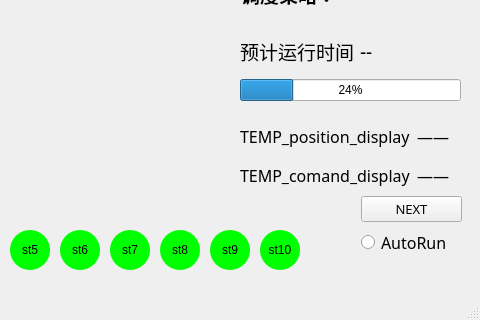
The window that GUI/view.ui (Qianmoxsn/Bhomework_py) describes before a commit, drawn with Qt 5; both pictures show x 320 to 800 and y 280 to 600 of the 800 by 600 pixel window.
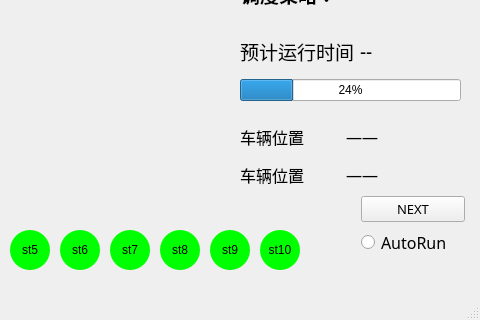
The same window after the commit.

Diff of the .ui file:
```diff
--- a/GUI/view.ui
+++ b/GUI/view.ui
@@ -96,7 +96,7 @@
      <rect>
       <x>681</x>
       <y>476</y>
-      <width>101</width>
+      <width>104</width>
       <height>62</height>
      </rect>
     </property>
@@ -143,7 +143,7 @@
      <rect>
       <x>561</x>
       <y>100</y>
-      <width>221</width>
+      <width>225</width>
       <height>191</height>
      </rect>
     </property>
@@ -406,10 +406,22 @@
      <rect>
       <x>560</x>
       <y>400</y>
-      <width>221</width>
+      <width>239</width>
       <height>71</height>
      </rect>
     </property>
+    <property name="minimumSize">
+     <size>
+      <width>239</width>
+      <height>71</height>
+     </size>
+    </property>
+    <property name="maximumSize">
+     <size>
+      <width>239</width>
+      <height>71</height>
+     </size>
+    </property>
     <property name="font">
      <font>
       <family>等线</family>
@@ -417,8 +429,20 @@
      </font>
     </property>
     <layout class="QGridLayout" name="gridLayout_3">
-     <item row="1" column="0">
-      <widget class="QLabel" name="label_13">
+     <item row="0" column="1" colspan="2">
+      <widget class="QLabel" name="label_14">
+       <property name="minimumSize">
+        <size>
+         <width>100</width>
+         <height>31</height>
+        </size>
+       </property>
+       <property name="maximumSize">
+        <size>
+         <width>100</width>
+         <height>31</height>
+        </size>
+       </property>
        <property name="font">
         <font>
          <family>等线</family>
@@ -426,12 +450,24 @@
         </font>
        </property>
        <property name="text">
-        <string>TEMP_comand_display</string>
+        <string>——</string>
        </property>
       </widget>
      </item>
      <item row="1" column="1" colspan="2">
       <widget class="QLabel" name="label_15">
+       <property name="minimumSize">
+        <size>
+         <width>100</width>
+         <height>31</height>
+        </size>
+       </property>
+       <property name="maximumSize">
+        <size>
+         <width>100</width>
+         <height>31</height>
+        </size>
+       </property>
        <property name="font">
         <font>
          <family>等线</family>
@@ -443,21 +479,45 @@
        </property>
       </widget>
      </item>
+     <item row="1" column="0">
+      <widget class="QLabel" name="label_13">
+       <property name="minimumSize">
+        <size>
+         <width>100</width>
+         <height>31</height>
+        </size>
+       </property>
+       <property name="maximumSize">
+        <size>
+         <width>100</width>
+         <height>31</height>
+        </size>
+       </property>
+       <property name="font">
+        <font>
+         <family>等线</family>
+         <pointsize>12</pointsize>
+        </font>
+       </property>
+       <property name="text">
+        <string>车辆位置</string>
+       </property>
+      </widget>
+     </item>
      <item row="0" column="0">
       <widget class="QLabel" name="label_12">
-       <property name="font">
-        <font>
-         <family>等线</family>
-         <pointsize>12</pointsize>
-        </font>
+       <property name="minimumSize">
+        <size>
+         <width>100</width>
+         <height>31</height>
+        </size>
        </property>
-       <property name="text">
-        <string>TEMP_position_display</string>
+       <property name="maximumSize">
+        <size>
+         <width>100</width>
+         <height>31</height>
+        </size>
        </property>
-      </widget>
-     </item>
-     <item row="0" column="1" colspan="2">
-      <widget class="QLabel" name="label_14">
        <property name="font">
         <font>
          <family>等线</family>
@@ -465,7 +525,7 @@
         </font>
        </property>
        <property name="text">
-        <string>——</string>
+        <string>车辆位置</string>
        </property>
       </widget>
      </item>
@@ -718,7 +778,7 @@
      <x>0</x>
      <y>0</y>
      <width>800</width>
-     <height>22</height>
+     <height>26</height>
     </rect>
    </property>
   </widget>
```
